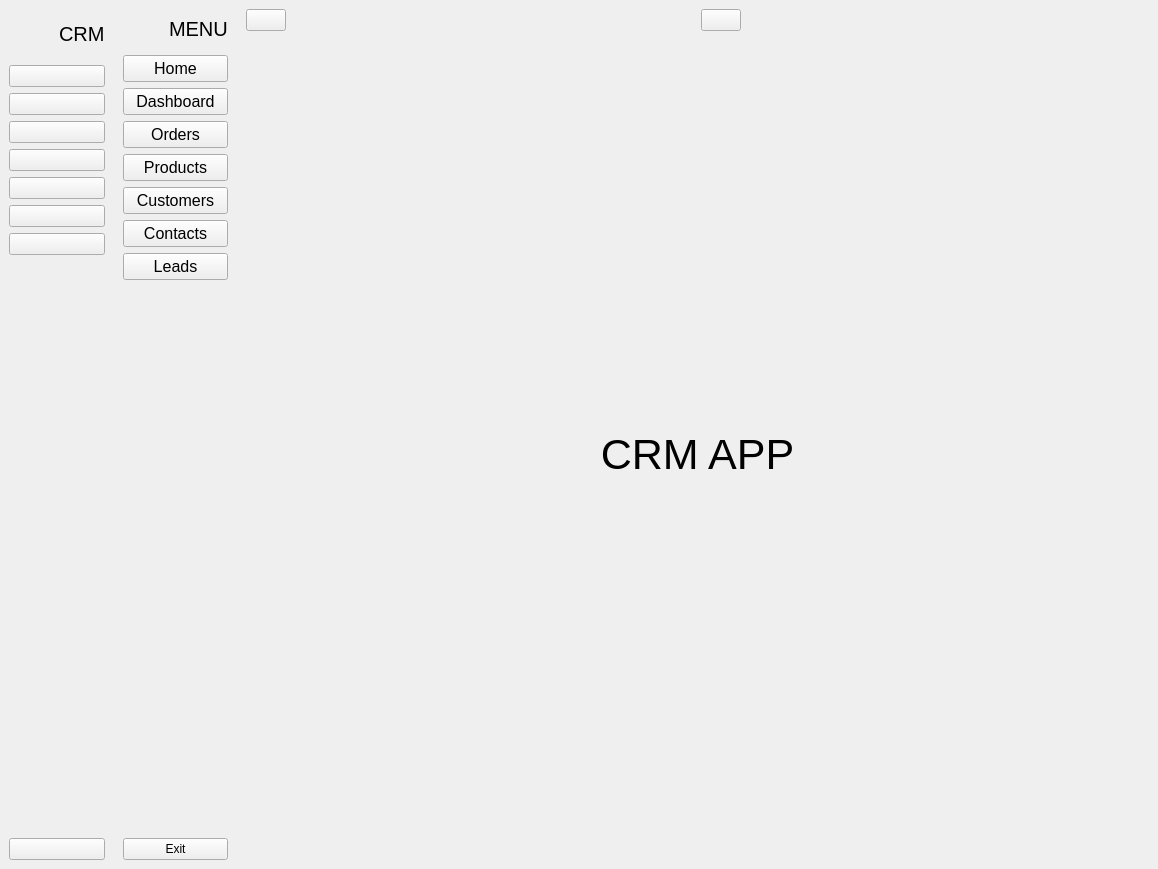
Before: the Qt Designer form src/MainWindow.ui in BROM100/CRM-APP, drawn with Qt 5.
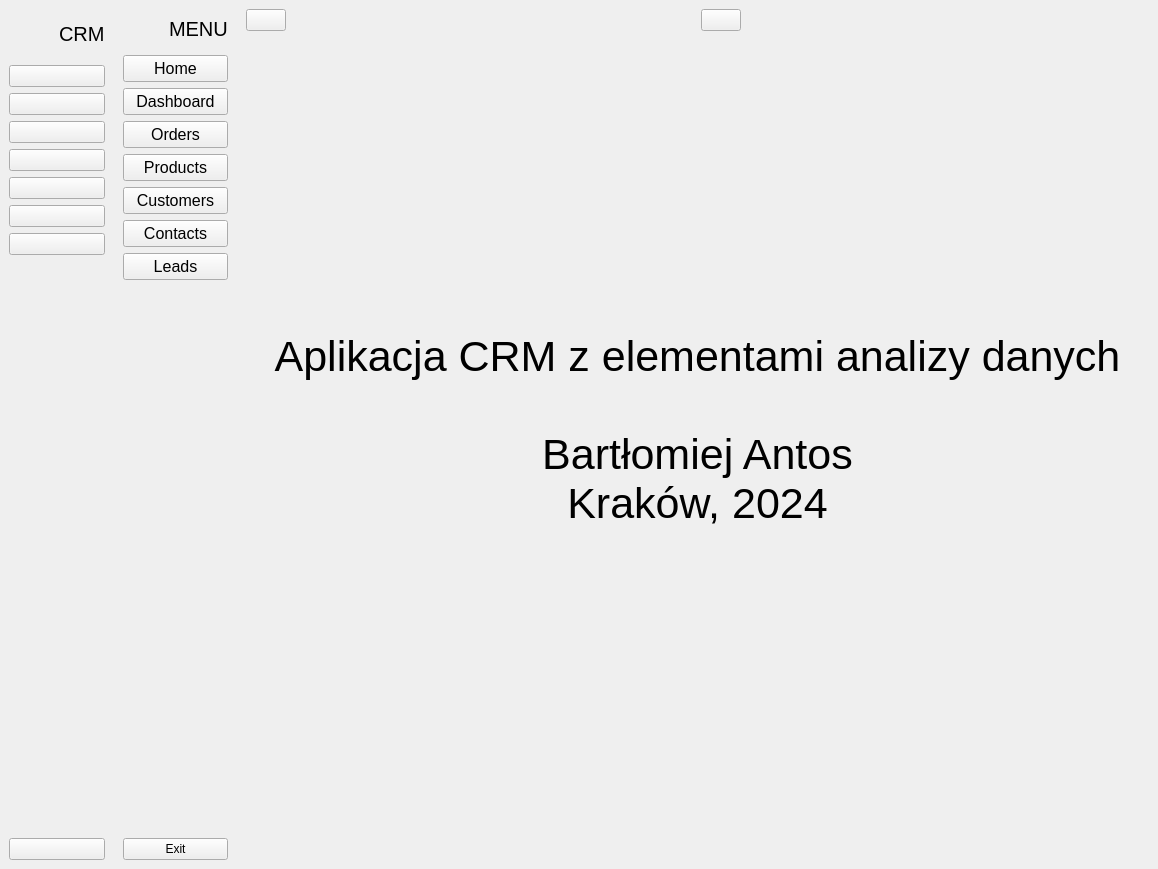
After: the same form once the commit is applied. Icons and pictures are not drawn.

What changed in the file:
```diff
--- a/src/MainWindow.ui
+++ b/src/MainWindow.ui
@@ -179,7 +179,11 @@
               </font>
              </property>
              <property name="text">
-              <string>CRM APP</string>
+              <string>Aplikacja CRM z elementami analizy danych
+
+Bartłomiej Antos
+Kraków, 2024
+</string>
              </property>
              <property name="alignment">
               <set>Qt::AlignCenter</set>
```
